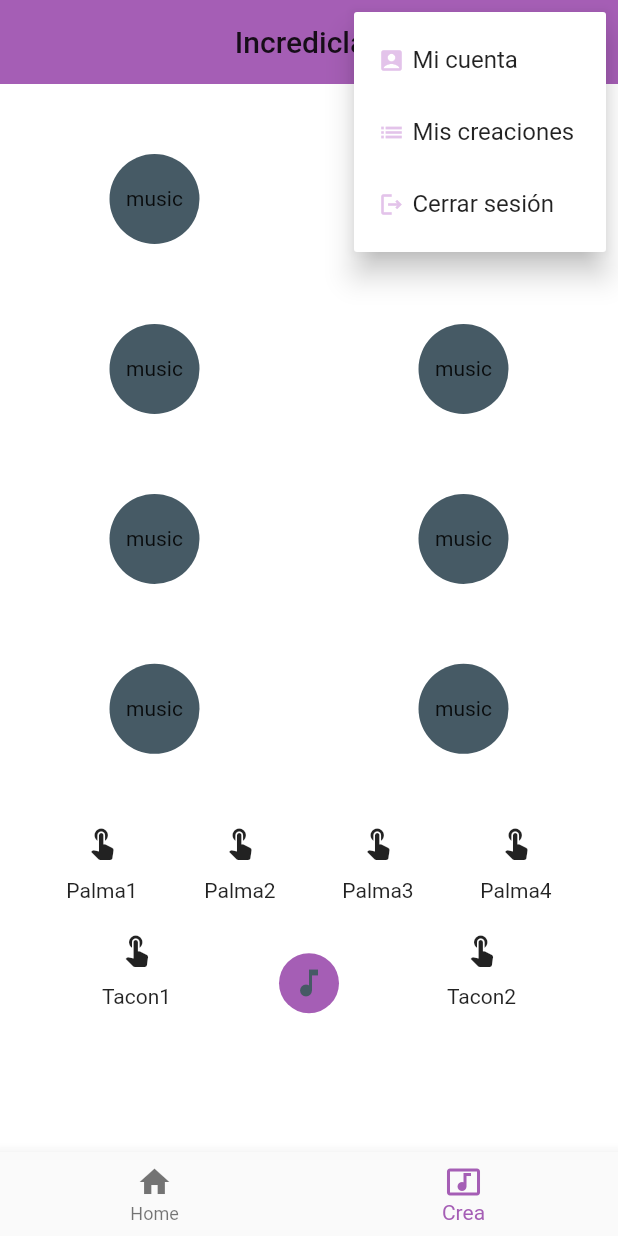
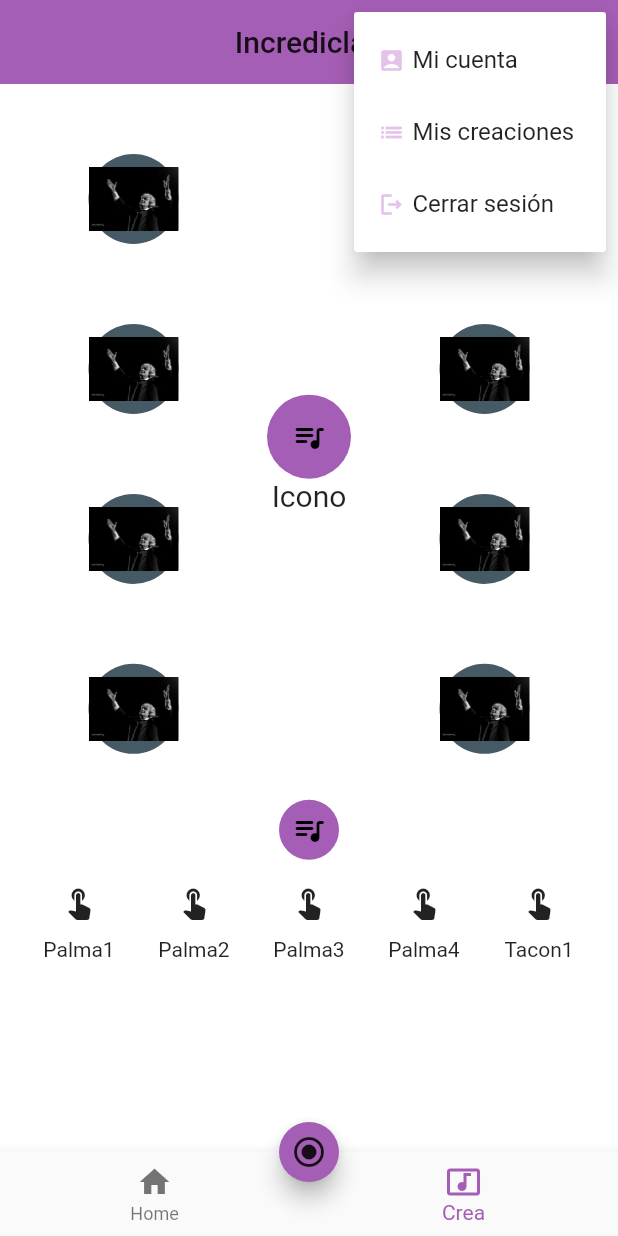
Before and after one commit to Harich93/TFG-IncrediClap, a Flutter app: the screen it shows after launch, item 2 of the bottom bar chosen, after a tap on the "account circle" icon, on a phone screen of 412 x 824 dp. Run offline on Flutter 3.47's test engine with Material 2 defaults, Android fonts, the phone set to English and light mode, and no system bars; our stand-ins replace animate_do, card_swiper, just_audio, modal_bottom_sheet, shared_preferences; accounts and stored records are empty; network calls fail.

Commit message:
Swiper home

```diff
--- a/lib/providers/audio_provider.dart
+++ b/lib/providers/audio_provider.dart
@@ -3,6 +3,13 @@ import 'package:collection/collection.dart';
 import 'package:incredibclap/models/models.dart';
 
 class AudiosProvider with ChangeNotifier {
+
+  bool _firstPlay = true;
+  bool get firstPlay => _firstPlay;
+  set firstPlay(bool val) {
+    _firstPlay = val;
+    notifyListeners();
+  }
 
   bool _isMusicScreen = false;
   bool get isMusicScreen => _isMusicScreen;
@@ -12,16 +19,16 @@ class AudiosProvider with ChangeNotifier {
   }
 
   final List<Audio> _audiosConst = [
-    Audio( id: 0, pathAudio: 'assets/audios/1_Base_cajon.mp3', pathIcon: "assets/icons/icono_cajon.png", pathIconDisable: "assets/icons/icono_cajon_off.png", pathMusicSheet: "assets/sheets/1r.jpg"),
-    Audio( id: 1, pathAudio: 'assets/audios/2_Base_palmas.mp3', pathIcon: "assets/icons/icono_palmas.png", pathIconDisable: "assets/icons/icono_palmas_off.png"  ,pathMusicSheet: "assets/sheets/2r.jpg"),
-    Audio( id: 2, pathAudio: 'assets/audios/3_Acento_base_palmas.mp3', pathIcon: "assets/icons/icono_palmas_acento.png", pathIconDisable: "assets/icons/icono_palmas_acento_off.png", pathMusicSheet: "assets/sheets/3r.jpg"),
+    Audio( id: 0, pathAudio: 'assets/audios/1_Base_cajon.mp3', pathIcon: "assets/artistas/bo.jpg", pathIconDisable: "assets/icons/icono_cajon_off.png", pathMusicSheet: "assets/sheets/1r.jpg"),
+    Audio( id: 1, pathAudio: 'assets/audios/2_Base_palmas.mp3', pathIcon: "assets/artistas/bo.jpg", pathIconDisable: "assets/icons/icono_palmas_off.png"  ,pathMusicSheet: "assets/sheets/2r.jpg"),
+    Audio( id: 2, pathAudio: 'assets/audios/3_Acento_base_palmas.mp3', pathIcon: "assets/artistas/bo.jpg", pathIconDisable: "assets/icons/icono_palmas_acento_off.png", pathMusicSheet: "assets/sheets/3r.jpg"),
     // Audio( id: 3, pathAudio: 'assets/audios/8_Tresillo_taconeo_1.mp3', pathIcon: "assets/icons/icono_tresillo_1.png", pathIconDisable: "assets/icons/icono_tresillo_1_off.png", pathMusicSheet: "assets/sheets/8r.jpg"),
     // Audio( id: 4, pathAudio: 'assets/audios/9_Tresillo_taconeo_2.mp3', pathIcon: "assets/icons/icono_tresillo_2.png", pathIconDisable: "assets/icons/icono_tresillo_2_off.png", pathMusicSheet: "assets/sheets/9r.jpg"),
-    Audio( id: 5, pathAudio: 'assets/audios/4_Contra_1.mp3', pathIcon: "assets/icons/icono_contra_1.png", pathIconDisable: "assets/icons/icono_contra_1_off.png", pathMusicSheet: "assets/sheets/4r.jpg"),
-    Audio( id: 6, pathAudio: 'assets/audios/5_Contra_2.mp3', pathIcon: "assets/icons/icono_contra_2.png", pathIconDisable: "assets/icons/icono_contra_2_off.png",  pathMusicSheet: "assets/sheets/5r.jpg"),
-    Audio( id: 7, pathAudio: 'assets/audios/6_Contra_3.mp3', pathIcon: "assets/icons/icono_contra_3.png", pathIconDisable: "assets/icons/icono_contra_3_off.png", pathMusicSheet: "assets/sheets/6r.jpg"),
-    Audio( id: 8, pathAudio: 'assets/audios/7_Contra_4.mp3', pathIcon: "assets/icons/icono_contra_4.png", pathIconDisable: "assets/icons/icono_contra_4_off.png", pathMusicSheet:"assets/sheets/7r.jpg"),
-    Audio( id: 9, pathAudio: 'assets/audios/10_Cierre.mp3', pathIcon: "assets/icons/icono_cierre.png", pathIconDisable: "assets/icons/icono_cierre_off.png", pathMusicSheet: "assets/sheets/10r.jpg"),
+    Audio( id: 5, pathAudio: 'assets/audios/4_Contra_1.mp3', pathIcon: "assets/artistas/bo.jpg", pathIconDisable: "assets/icons/icono_contra_1_off.png", pathMusicSheet: "assets/sheets/4r.jpg"),
+    Audio( id: 6, pathAudio: 'assets/audios/5_Contra_2.mp3', pathIcon: "assets/artistas/bo.jpg", pathIconDisable: "assets/icons/icono_contra_2_off.png",  pathMusicSheet: "assets/sheets/5r.jpg"),
+    Audio( id: 7, pathAudio: 'assets/audios/6_Contra_3.mp3', pathIcon: "assets/artistas/bo.jpg", pathIconDisable: "assets/icons/icono_contra_3_off.png", pathMusicSheet: "assets/sheets/6r.jpg"),
+    Audio( id: 8, pathAudio: 'assets/audios/7_Contra_4.mp3', pathIcon: "assets/artistas/bo.jpg", pathIconDisable: "assets/icons/icono_contra_4_off.png", pathMusicSheet:"assets/sheets/7r.jpg"),
+    Audio( id: 9, pathAudio: 'assets/audios/10_Cierre.mp3', pathIcon: "assets/artistas/bo.jpg", pathIconDisable: "assets/icons/icono_cierre_off.png", pathMusicSheet: "assets/sheets/10r.jpg"),
   ];
 
   late List<Audio> _audios;
@@ -47,76 +54,43 @@ class AudiosProvider with ChangeNotifier {
 
   List<AudioTab> get audiostab => _audiosTab;
 
-  List<Audio> dragAudio = List.generate(8, (index) => Audio(id: -1));
+  List<Audio> audiosPlaying = List.generate(8, (index) => Audio(id: -1));
 
-  List<Audio> _dragAudioPaused = List.empty(growable: true);
 
   bool dragContaintAudio( int ind ) {
-    return dragAudio[ind].id != -1 ? true : false;
+    return audiosPlaying[ind].id != -1 ? true : false;
   }
 
   void addAudioInDrag( Audio audio, int indDrag ) {
     audio.indDrag = indDrag;
-    dragAudio[indDrag] = audio;
+    audiosPlaying[indDrag] = audio;
     notifyListeners();
   }
 
-  void removeAudioInDrag( Audio value) {
-    dragAudio = dragAudio.mapIndexed( (index, element) => index == value.indDrag ? Audio(id: -1) : element ).toList();
+  void removeAudioPlaying(Audio value) {
+    audiosPlaying = audiosPlaying.mapIndexed( (index, element) => index == value.indDrag ? Audio(id: -1) : element ).toList();
     value.indDrag = -1;
     notifyListeners();
   }
 
   void resetAudiosProvider() {
-    for (var item in dragAudio) {
+    for (var item in audiosPlaying) {
       if( item.id != -1){
         item.player.setVolume(0.0);
       }
     }
-    dragAudio = List.generate(8, (index) => Audio(id: -1));
+    audiosPlaying = List.generate(8, (index) => Audio(id: -1));
     notifyListeners();
   }
 
-  bool isDragAudiosEmpty() {
-
-    int cont = 0;
-
-    for (var a in dragAudio) {
-      a.id == -1 ? cont++ : null;
-    }
-
-    return cont == 8 ? true : false;
-
-  }
-
-  void audiosInDragPause() {
-    for( Audio audio in dragAudio ) {
-      if( audio.player.volume > 0 ) {
-        audio.player.setVolume(0.0);
-        _dragAudioPaused.add(audio);
-      }
-    }
-  }
-
-  void audiosInDragPlay() {
-    for( Audio audio in _dragAudioPaused ) {
-      for( Audio a in dragAudio ) {
-        if( audio == a ) {
-          a.player.setVolume(1);
-        }
-      }
-    }
-    _dragAudioPaused = [];
-  }
-
   void playAll(){
-    for (var audio in _audios) {
+    for (Audio audio in _audios) {
       audio.player.play();
     }
   }
 
   void stopAll(){
-    for (var audio in _audios) {
+    for (Audio audio in _audios) {
       // audio.player.setVolume(0);
       audio.player.dispose();
     }
--- a/lib/screens/home_screen.dart
+++ b/lib/screens/home_screen.dart
@@ -2,6 +2,7 @@
 import 'package:animate_do/animate_do.dart';
 import 'package:flutter/material.dart';
 import 'package:incredibclap/services/record_service.dart';
+import 'package:incredibclap/widgets/home/home_card_swiper.dart';
 import 'package:incredibclap/widgets/shared/app_bar_custom.dart';
 import 'package:incredibclap/widgets/shared/custom_navigation_bar.dart';
 import 'package:provider/provider.dart';
@@ -37,6 +38,15 @@ class HomeScreen extends StatelessWidget {
         ? _HomeBody()
         : const MusicScreen(),
       bottomNavigationBar: const CustomNavigationBar(),
+      floatingActionButtonLocation: FloatingActionButtonLocation.centerDocked,
+      floatingActionButton: uiProvider.selectedMenuOpt == 1
+        ? FloatingActionButton(
+          onPressed: (){},
+          mini: true,
+          backgroundColor: ThemeColors.primary,
+          child: const Icon(Icons.radio_button_checked_rounded, color: Colors.black87,),
+        )
+        : null
     );
   }
 
@@ -76,103 +86,25 @@ class _HomeBodyState extends State<_HomeBody> {
   Widget build(BuildContext context) {
 
     final ap = Provider.of<AudiosProvider>(context);
-    final rs = Provider.of<RecordService>(context);
+    // final rs = Provider.of<RecordService>(context);
 
-    const durationAnima = Duration(milliseconds: 500);
-    Size size = MediaQuery.of(context).size;
+    // const durationAnima = Duration(milliseconds: 500);
+    // Size size = MediaQuery.of(context).size;
 
-    return SingleChildScrollView(
-      controller: controller,
-      child: Column(
-        children: [
+    return Column(
+      children: [
 
-          _TitlePage(),
+        _TitlePage(),
 
-          Center(
-            child: Column(
-              children: const [
-
-                HomeCard(
-                  title: ' Ané Carrasco',
-                  image: AssetImage('assets/artistas/chicharito.jpg'),
-                  buttonColor: ThemeColors.dark,
-                  buttonIcon: Icons.play_circle,
-                  text: 'El percusionista flamenco del siglo XXI',
-                ),
-
-                HomeCard(
-                  reverse: true,
-                  title: 'El BO',
-                  image: AssetImage('assets/artistas/bo.jpg'),
-                  buttonColor: ThemeColors.dark,
-                  buttonIcon: Icons.list_rounded,
-                  text: 'El rey del jaleo.',
-                ),
-
-                HomeCard(
-                  title: 'Gregorio Fernández',
-                  image: AssetImage('assets/artistas/bo.jpg'),
-                  buttonColor: ThemeColors.dark,
-                  buttonIcon: Icons.play_circle,
-                  text: 'La Filarmónica de Santiago en estado puro.',
-                ),
-
-                HomeCard(
-                  reverse: true,
-                  title: 'Chicharito',
-                  image: AssetImage('assets/artistas/chicharito.jpg'),
-                  buttonColor: ThemeColors.dark,
-                  buttonIcon: Icons.list_rounded,
-                  text: 'Ritmo con los cinco sentidos',
-                ),
-
-                HomeCard(
-                  title: 'Carlos Grilo',
-                  image: AssetImage('assets/artistas/chicharito.jpg'),
-                  buttonColor: ThemeColors.dark,
-                  buttonIcon: Icons.play_circle,
-                  text: 'El nuevo referente del soniquete jerezano',
-                ),
-
-
-                HomeCard(
-                  reverse: true,
-                  title: 'Luis y Ali de la Tota',
-                  image: AssetImage('assets/artistas/chicharito.jpg'),
-                  buttonColor: ThemeColors.dark,
-                  buttonIcon: Icons.list_rounded,
-                  text: 'Los gemelos palmean dos veces.',
-                ),
-
-                HomeCard(
-                  title: 'El Monea',
-                  image: AssetImage('assets/artistas/chicharito.jpg'),
-                  buttonColor: ThemeColors.dark,
-                  buttonIcon: Icons.play_circle,
-                  text: 'El pulso de los Rubichi',
-                ),
-
-                HomeCard(
-                  reverse: true,
-                  title: 'José Rubichi',
-                  image: AssetImage('assets/artistas/chicharito.jpg'),
-                  buttonColor: ThemeColors.dark,
-                  buttonIcon: Icons.list_rounded,
-                  text: 'Compás por los cuatro costados',
-                ),
-
-
-              ],
-            ),
-          ),
-        ],
-      ),
+        Center(
+          child: CardSwiper(audios: ap.audios)
+        )
+      ]
     );
   }
 }
 
 class _TitlePage extends StatelessWidget {
-
 
   @override
   Widget build(BuildContext context) {
@@ -180,33 +112,21 @@ class _TitlePage extends StatelessWidget {
     const durationAnima = Duration(milliseconds: 800);
 
     return Container(
-      decoration: const BoxDecoration(
-        gradient: LinearGradient(
-          colors: [
-            ThemeColors.primary,
-            Colors.white
-          ],
-          stops: [
-            .1,
-            .8
-          ],
-          transform: GradientRotation(71)
-        )
-      ),
       padding: const EdgeInsets.symmetric( vertical: 20 ),
       width: double.infinity,
       child: Column(
-        crossAxisAlignment: CrossAxisAlignment.start,
+        crossAxisAlignment: CrossAxisAlignment.center,
         children: [
+          Icon(Icons.library_music_sharp, size: 100,),
           FadeIn(
             duration: durationAnima,
             child: const Center(
               child: Text(
-                'IES Almunia',
-                style:  TextStyle(
+                'IncrediClap',
+                style: TextStyle(
                   fontFamily: 'Amadeus',
                   // color: colorTexto,
-                  fontSize: 20
+                  fontSize: 60
                 ),
               ),
             ),
--- a/lib/screens/music_screen.dart
+++ b/lib/screens/music_screen.dart
@@ -2,10 +2,7 @@ import 'package:animate_do/animate_do.dart';
 import 'package:flutter/material.dart';
 import 'package:incredibclap/services/services.dart';
 import 'package:incredibclap/themes/colors.dart';
-import 'package:incredibclap/widgets/shared/app_bar_custom.dart';
-import 'package:incredibclap/widgets/shared/custom_navigation_bar.dart';
 import 'package:provider/provider.dart';
-
 import 'package:incredibclap/models/models.dart';
 import 'package:incredibclap/providers/audio_provider.dart';
 import 'package:incredibclap/widgets/music/music_widgets.dart';
@@ -32,8 +29,8 @@ class _MusicScreenState extends State<MusicScreen> {
 
     const durationAnima = Duration(milliseconds: 800);
     final size = MediaQuery.of(context).size;
-    bool firstPlay = true;
-    const soundEnable = IconButton(onPressed: null, icon: Icon(Icons.bubble_chart));
+    // bool firstPlay = true;
+    // const soundEnable = IconButton(onPressed: null, icon: Icon(Icons.bubble_chart));
 
     AudiosProvider ap = Provider.of<AudiosProvider>(context);
     DurationModel dm = Provider.of<DurationModel>(context);
@@ -43,8 +40,7 @@ class _MusicScreenState extends State<MusicScreen> {
 
     const textStyleTab = TextStyle( color: Colors.black87);
 
-    return Container(
-      child: Column(
+    return Column(
           children: [
             Padding(
               padding: const EdgeInsets.only(top: 20),
@@ -52,26 +48,48 @@ class _MusicScreenState extends State<MusicScreen> {
                 child: SizedBox(
                   height: size.height * 0.55,
                   child: Row(
+                    mainAxisAlignment: MainAxisAlignment.spaceEvenly,
+                    children: [
+                      FadeIn(
+                        duration: const Duration(milliseconds: 800),
+                        child: Column(
                           mainAxisAlignment: MainAxisAlignment.spaceAround,
                           children: [
+                            CustomButton(audioIdx: 0),
+                            CustomButton(audioIdx: 1),
+                            CustomButton(audioIdx: 2),
+                            CustomButton(audioIdx: 3),
+                          ],
+                        ),
+                      ),
+
+
                       Column(
-                          mainAxisAlignment: MainAxisAlignment.spaceAround,
-                          children: const [
-                            CustomButton(),
-                            CustomButton(),
-                            CustomButton(),
-                            CustomButton(),
+                        mainAxisAlignment: MainAxisAlignment.center,
+                        children: [
+                          FloatingActionButton(
+                            elevation: 0,
+                            // mini: true,
+                            onPressed: (){},
+                            child: const Icon(Icons.queue_music_rounded, color: Colors.black,),
+                            backgroundColor: ThemeColors.primary,
+                          ),
+                          const Text('Icono', style: TextStyle( fontSize: 20),)
                         ],
                       ),
 
-                        Column(
+
+                      FadeIn(
+                        duration: const Duration(milliseconds: 800),
+                        child: Column(
                           mainAxisAlignment: MainAxisAlignment.spaceAround,
-                          children: const [
-                            CustomButton(),
-                            CustomButton(),
-                            CustomButton(),
-                            CustomButton(),
+                          children: [
+                            CustomButton(audioIdx: 4),
+                            CustomButton(audioIdx: 5),
+                            CustomButton(audioIdx: 6),
+                            CustomButton(audioIdx: 7),
                           ],
+                        ),
                       )
                     ],
                   ),
@@ -80,12 +98,19 @@ class _MusicScreenState extends State<MusicScreen> {
             ),
 
 
-              SizedBox(height: size.height*.01),
+            // SizedBox(height: size.height*.01),
 
             FadeInUp(
               duration: durationAnima,
               child: Column(
                 children: [
+                  FloatingActionButton(
+                    elevation: 0,
+                    mini: true,
+                    onPressed: (){},
+                    child: const Icon(Icons.queue_music_rounded, color: Colors.black,),
+                    backgroundColor: ThemeColors.primary,
+                  ),
                   Row( // Tabs
                     mainAxisAlignment: MainAxisAlignment.spaceEvenly,
                     children: [
@@ -93,23 +118,7 @@ class _MusicScreenState extends State<MusicScreen> {
                       _TabAudio(audioTab: audiosTab[1], rs: rs, dm: dm, textStyleTab: textStyleTab),
                       _TabAudio(audioTab: audiosTab[2], rs: rs, dm: dm, textStyleTab: textStyleTab),
                       _TabAudio(audioTab: audiosTab[3], rs: rs, dm: dm, textStyleTab: textStyleTab),
-                      ],
-                    ),
-                    Row( // Tabs
-                      mainAxisAlignment: MainAxisAlignment.spaceEvenly,
-                      children: [
                       _TabAudio(audioTab: audiosTab[4], rs: rs, dm: dm, textStyleTab: textStyleTab),
-                        Container(
-                          margin: EdgeInsets.only(top: 30),
-                          child: FloatingActionButton(
-                            elevation: 0,
-                            mini: true,
-                            onPressed: (){},
-                            child: const Icon(Icons.music_note, color: ThemeColors.dark,),
-                            backgroundColor: ThemeColors.primary,
-                          ),
-                        ),
-                        _TabAudio(audioTab: audiosTab[5], rs: rs, dm: dm, textStyleTab: textStyleTab),
                     ],
                   ),
                 ],
@@ -117,47 +126,25 @@ class _MusicScreenState extends State<MusicScreen> {
             ),
 
           ],
-          ),
         );
-  }
-
-  void _onAccept(AudiosProvider ap, Audio audio, DurationModel dm, RecordService rs, int ind, bool firstPlay) {
-
-    if( !ap.dragContaintAudio(ind) ){
-
-      setState(() {
-        ap.addAudioInDrag(audio, ind);
-        audio.player.setVolume(1);
-
-        if(firstPlay) {
-          ap.playAll();
-          dm.soundDuration = audio.player.duration!;
-          audio.player.createPositionStream().listen((event) {dm.currentSheets = event;});
-          firstPlay = false;
-        }
-
-        rs.addPoint(dm.current, audio);
-      });
-
-    }
   }
 
 
 }
 
-class _ImageDisable extends StatelessWidget {
-  const _ImageDisable({
-    Key? key,
-    required this.path,
-  }) : super(key: key);
+// class _ImageDisable extends StatelessWidget {
+//   const _ImageDisable({
+//     Key? key,
+//     required this.path,
+//   }) : super(key: key);
 
-  final String path;
+//   final String path;
 
-  @override
-  Widget build(BuildContext context) {
-    return Image(image: AssetImage(path),height: 50);
-  }
-}
+//   @override
+//   Widget build(BuildContext context) {
+//     return Image(image: AssetImage(path),height: 50);
+//   }
+// }
 
 class _TabAudio extends StatelessWidget {
   const _TabAudio({
@@ -190,19 +177,3 @@ class _TabAudio extends StatelessWidget {
     );
   }
 }
-
-class _MusicMenuLocation extends StatelessWidget {
-
-  @override
-  Widget build(BuildContext context) {
-
-    final width = MediaQuery.of(context).size.width;
-
-    return SizedBox(
-      width: width,
-      child: const Center(
-        child: MusicMenu()
-      )
-    );
-  }
-}
--- /dev/null
+++ b/lib/widgets/home/home_card_swiper.dart
@@ -0,0 +1,64 @@
+import 'package:card_swiper/card_swiper.dart';
+import 'package:flutter/material.dart';
+import 'package:incredibclap/models/audio_model.dart';
+
+class CardSwiper extends StatelessWidget {
+
+  final List<Audio> audios;
+
+  const CardSwiper({
+    Key? key,
+    required this.audios
+  }) : super(key: key);
+
+  @override
+  Widget build(BuildContext context) {
+
+    final size = MediaQuery.of(context).size;
+
+    if ( audios.isEmpty ) {
+      return SizedBox(
+        width: double.infinity,
+        height: size.height * 0.5,
+        child: const Center(
+          child: CircularProgressIndicator(),
+        ),
+      );
+    }
+
+    return SizedBox(
+      width: double.infinity,
+      height: size.height * 0.43,
+      child: Swiper(
+        itemCount: audios.length,
+        layout: SwiperLayout.DEFAULT,
+        itemWidth: size.width * 0.8,
+        itemHeight: size.height * 0.7,
+        itemBuilder: ( _ , int index ){
+
+          final audio = audios[index];
+
+          return Column(
+            mainAxisAlignment: MainAxisAlignment.center,
+            children: [
+              SizedBox(
+                width: size.width * .75,
+                // height: size.height * .27,
+                child: ClipRRect(
+                  borderRadius: BorderRadius.circular(10),
+                  child: FadeInImage(
+                    placeholder: const AssetImage('assets/artistas/loading.gif'),
+                    image: AssetImage( audio.icon ),
+                    fit: BoxFit.cover
+                  ),
+                ),
+              ),
+              SizedBox(height: 20),
+              Text('Artista: Frase del artista $index', style: TextStyle( fontSize: 26),)
+            ],
+          );
+        },
+      ),
+    );
+  }
+}
--- a/lib/widgets/music/custom_button.dart
+++ b/lib/widgets/music/custom_button.dart
@@ -1,22 +1,50 @@
 import 'package:flutter/material.dart';
+import 'package:incredibclap/providers/providers.dart';
 import 'package:incredibclap/themes/colors.dart';
+import 'package:provider/provider.dart';
 
+// ignore: must_be_immutable
 class CustomButton extends StatelessWidget {
 
-  const CustomButton({Key? key}) : super(key: key);
+  CustomButton({
+    Key? key,
+    required this.audioIdx
+  }) : super(key: key);
+
+
+  int audioIdx;
 
   @override
   Widget build(BuildContext context) {
-    return Container(
+
+    final ap = Provider.of<AudiosProvider>(context);
+    final audio = ap.audios[audioIdx];
+
+    return GestureDetector(
+      onTap: () => {
+        if(ap.firstPlay) { ap.playAll() },
+
+        audio.player.volume == 1
+          ? audio.player.setVolume(0)
+          : audio.player.setVolume(1)
+      },
+      child: Container(
         height: 60,
         width: 60,
         decoration: BoxDecoration(
           borderRadius: BorderRadius.circular(50),
           color: ThemeColors.dark
         ),
-      child: const Center(
-        child: Text('music'),
+          child: ClipRRect(
+            borderRadius: BorderRadius.all(Radius.circular(10)),
+            child: Center(
+              child: Image(
+                image: AssetImage(audio.icon),
+                fit: BoxFit.cover,
               )
+            ),
+        )
+      ),
     );
   }
 
--- a/lib/widgets/music/music_sheets.dart
+++ b/lib/widgets/music/music_sheets.dart
@@ -58,7 +58,7 @@ class _MusicSheetsState extends State<MusicSheets> with SingleTickerProviderStat
 
     final size = MediaQuery.of(context).size;
     final ap = Provider.of<AudiosProvider>(context);
-    final sheets = createListSheets(ap.dragAudio);
+    final sheets = createListSheets(ap.audios);
     controller.forward();
 
     return SizedBox(
--- a/lib/widgets/settings/pop_menu.dart
+++ b/lib/widgets/settings/pop_menu.dart
@@ -50,7 +50,7 @@ class PopMenuState extends State<PopMenu> {
               TextButton(
                 child: const Text('No'),
                 onPressed: () {
-                  ap.isMusicScreen == true ? ap.audiosInDragPlay() : null;
+                  // ap.isMusicScreen == true ? ap.audiosInDragPlay() : null;
                   Navigator.of(context).pop();
                 },
               ),
@@ -77,7 +77,7 @@ class PopMenuState extends State<PopMenu> {
 
         switch (result) {
           case ActionsPopMenu.logout:
-              ap.isMusicScreen == true ? ap.audiosInDragPause() : null;
+              // ap.isMusicScreen == true ? ap.audiosInDragPause() : null;
               _showMyDialog();
               ap.isMusicScreen = false;
             break;
--- a/pubspec.yaml
+++ b/pubspec.yaml
@@ -41,6 +41,7 @@ dependencies:
   just_audio_libwinmedia: ^0.0.4
   modal_bottom_sheet: ^2.0.0
   animate_do: ^2.0.0
+  card_swiper: ^2.0.3
 
 
 dev_dependencies:
```
Also changed, not shown: lib/widgets/home/home_card.dart (+9 -9 lines), lib/widgets/music/music_menu.dart (+122 -125 lines), assets/artistas/loading.gif (added), pubspec.lock. Lines whose indentation alone changed are shown as unchanged.
